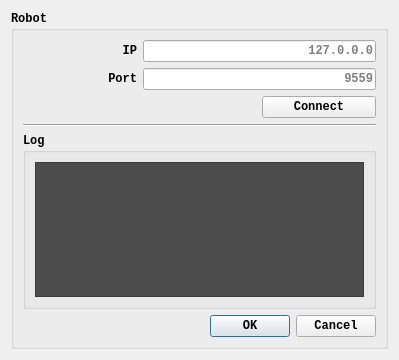
ES-TUDelft/robot-interaction-tool, file interaction_manager/ui/connectiondialog.ui: the form before one commit.
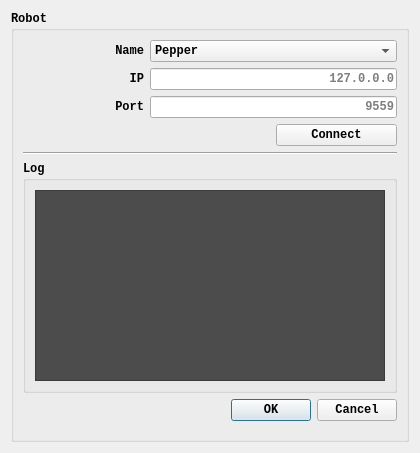
The form after the commit.

What changed in the file:
```diff
--- a/interaction_manager/ui/connectiondialog.ui
+++ b/interaction_manager/ui/connectiondialog.ui
@@ -6,8 +6,8 @@
    <rect>
     <x>0</x>
     <y>0</y>
-    <width>399</width>
-    <height>360</height>
+    <width>420</width>
+    <height>453</height>
    </rect>
   </property>
   <property name="sizePolicy">
@@ -48,36 +48,6 @@
       <item row="0" column="0">
        <layout class="QGridLayout" name="gridLayout_12">
         <item row="1" column="0">
-         <widget class="QLabel" name="portLabel">
-          <property name="text">
-           <string>Port</string>
-          </property>
-          <property name="alignment">
-           <set>Qt::AlignRight|Qt::AlignTrailing|Qt::AlignVCenter</set>
-          </property>
-         </widget>
-        </item>
-        <item row="5" column="1" colspan="2">
-         <widget class="QDialogButtonBox" name="buttonBox">
-          <property name="orientation">
-           <enum>Qt::Horizontal</enum>
-          </property>
-          <property name="standardButtons">
-           <set>QDialogButtonBox::Cancel|QDialogButtonBox::Ok</set>
-          </property>
-         </widget>
-        </item>
-        <item row="1" column="1" colspan="2">
-         <widget class="QLineEdit" name="robotPortValue">
-          <property name="alignment">
-           <set>Qt::AlignRight|Qt::AlignTrailing|Qt::AlignVCenter</set>
-          </property>
-          <property name="placeholderText">
-           <string>9559</string>
-          </property>
-         </widget>
-        </item>
-        <item row="0" column="0">
          <widget class="QLabel" name="robotIPLabel">
           <property name="text">
            <string>IP</string>
@@ -87,14 +57,7 @@
           </property>
          </widget>
         </item>
-        <item row="3" column="0" colspan="3">
-         <widget class="Line" name="line">
-          <property name="orientation">
-           <enum>Qt::Horizontal</enum>
-          </property>
-         </widget>
-        </item>
-        <item row="4" column="0" colspan="3">
+        <item row="5" column="0" colspan="3">
          <widget class="QGroupBox" name="groupBox_2">
           <property name="title">
            <string>Log</string>
@@ -113,20 +76,17 @@
           </layout>
          </widget>
         </item>
-        <item row="0" column="1" colspan="2">
-         <widget class="QLineEdit" name="robotIPValue">
-          <property name="layoutDirection">
-           <enum>Qt::LeftToRight</enum>
+        <item row="2" column="0">
+         <widget class="QLabel" name="portLabel">
+          <property name="text">
+           <string>Port</string>
           </property>
           <property name="alignment">
            <set>Qt::AlignRight|Qt::AlignTrailing|Qt::AlignVCenter</set>
           </property>
-          <property name="placeholderText">
-           <string>127.0.0.0</string>
-          </property>
          </widget>
         </item>
-        <item row="7" column="1">
+        <item row="8" column="1">
          <spacer name="verticalSpacer">
           <property name="orientation">
            <enum>Qt::Vertical</enum>
@@ -139,13 +99,77 @@
           </property>
          </spacer>
         </item>
-        <item row="2" column="2">
+        <item row="2" column="1" colspan="2">
+         <widget class="QLineEdit" name="robotPortValue">
+          <property name="alignment">
+           <set>Qt::AlignRight|Qt::AlignTrailing|Qt::AlignVCenter</set>
+          </property>
+          <property name="placeholderText">
+           <string>9559</string>
+          </property>
+         </widget>
+        </item>
+        <item row="4" column="0" colspan="3">
+         <widget class="Line" name="line">
+          <property name="orientation">
+           <enum>Qt::Horizontal</enum>
+          </property>
+         </widget>
+        </item>
+        <item row="3" column="2">
          <widget class="QPushButton" name="connectPushButton">
           <property name="text">
            <string>Connect</string>
           </property>
          </widget>
         </item>
+        <item row="6" column="1" colspan="2">
+         <widget class="QDialogButtonBox" name="buttonBox">
+          <property name="orientation">
+           <enum>Qt::Horizontal</enum>
+          </property>
+          <property name="standardButtons">
+           <set>QDialogButtonBox::Cancel|QDialogButtonBox::Ok</set>
+          </property>
+         </widget>
+        </item>
+        <item row="1" column="1" colspan="2">
+         <widget class="QLineEdit" name="robotIPValue">
+          <property name="layoutDirection">
+           <enum>Qt::LeftToRight</enum>
+          </property>
+          <property name="alignment">
+           <set>Qt::AlignRight|Qt::AlignTrailing|Qt::AlignVCenter</set>
+          </property>
+          <property name="placeholderText">
+           <string>127.0.0.0</string>
+          </property>
+         </widget>
+        </item>
+        <item row="0" column="0">
+         <widget class="QLabel" name="label">
+          <property name="text">
+           <string>Name</string>
+          </property>
+          <property name="alignment">
+           <set>Qt::AlignRight|Qt::AlignTrailing|Qt::AlignVCenter</set>
+          </property>
+         </widget>
+        </item>
+        <item row="0" column="1" colspan="2">
+         <widget class="QComboBox" name="robotNameComboBox">
+          <item>
+           <property name="text">
+            <string>Pepper</string>
+           </property>
+          </item>
+          <item>
+           <property name="text">
+            <string>Nao</string>
+           </property>
+          </item>
+         </widget>
+        </item>
        </layout>
       </item>
      </layout>
```
